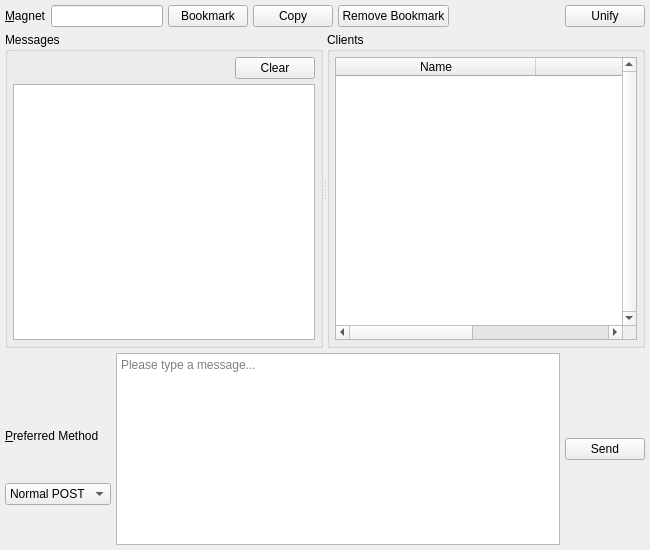
This is branches/trunk/UI/spot-on-buzzpage.ui in textbrowser/spot-on as Qt 5 draws it before an edit. The edited form follows.
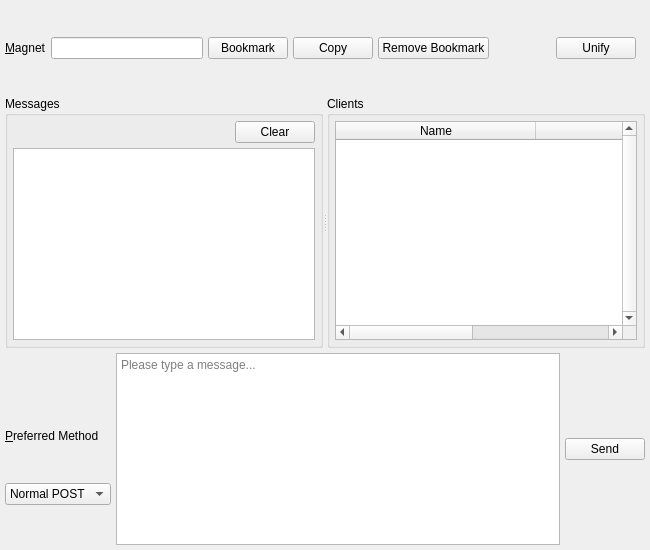
This is the edited form. Custom widgets are drawn as their Qt base class.

Patch:
```diff
--- a/branches/trunk/UI/spot-on-buzzpage.ui
+++ b/branches/trunk/UI/spot-on-buzzpage.ui
@@ -73,6 +73,9 @@
       </widget>
      </item>
      <item>
+      <widget class="QFrame" name="frame">
+       <layout class="QHBoxLayout" name="horizontalLayout_2">
+        <item>
       <spacer name="horizontalSpacer">
        <property name="orientation">
         <enum>Qt::Horizontal</enum>
@@ -96,6 +99,9 @@
       </widget>
      </item>
     </layout>
+      </widget>
+     </item>
+    </layout>
    </item>
    <item>
     <widget class="QSplitter" name="splitter">
```
Left out of the diff: 2 changed lines with no effect on the pictures. Lines whose indentation alone changed are shown as unchanged.
